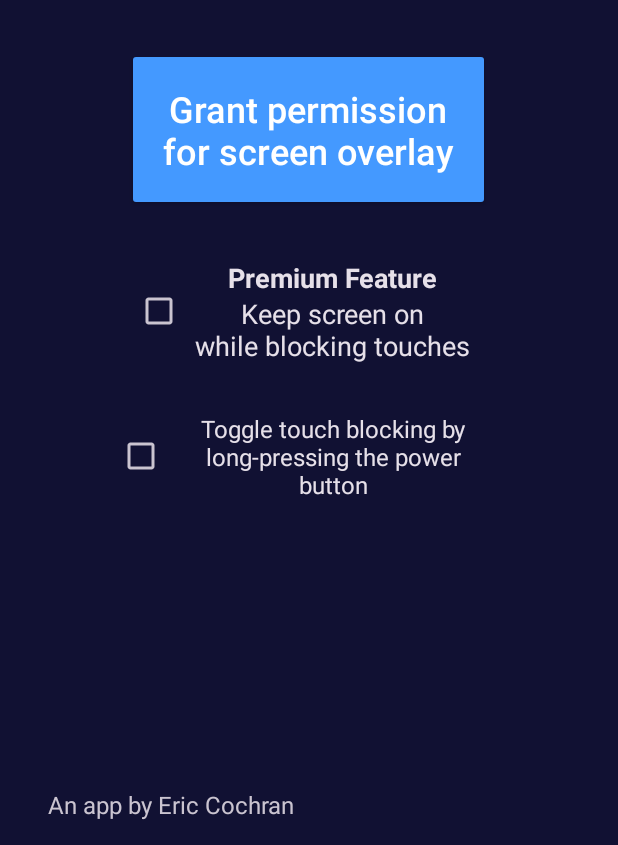
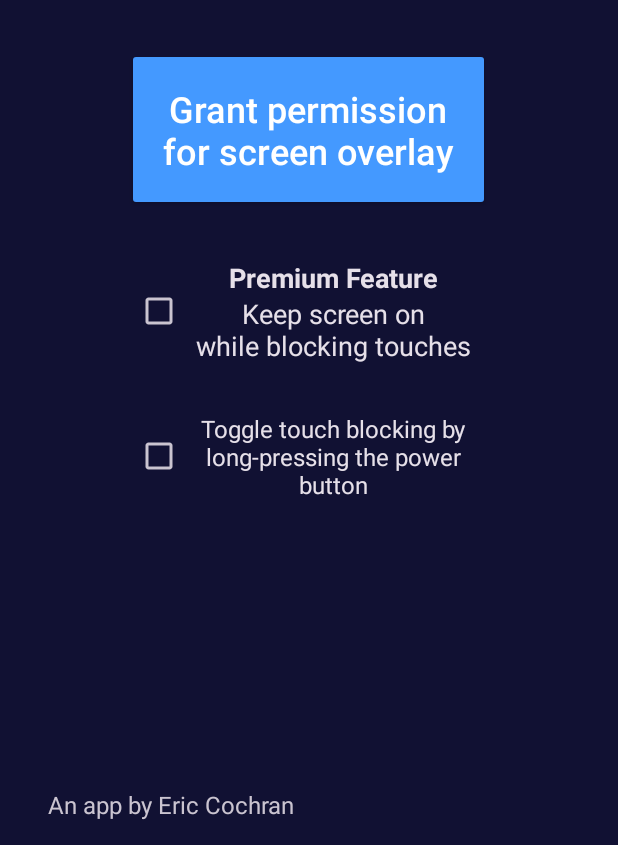
Before and after one commit to NightlyNexus/TouchBlocker, an Android app: the screen it shows after launch (LauncherActivity), on a phone screen of 412 x 824 dp, the part 391-1236 px from its top. Run offline under Robolectric (Android 15) with nearby library versions, the phone set to English and light mode, and no system bars; 4 statements that could not run were skipped.

Commit message:
Align check boxes.

```diff
--- a/app/src/main/res/layout/activity_launcher.xml
+++ b/app/src/main/res/layout/activity_launcher.xml
@@ -59,9 +59,10 @@
 
         <CheckBox
             android:id="@+id/keep_screen_on"
-            android:layout_width="wrap_content"
+            android:layout_width="match_parent"
             android:layout_height="wrap_content"
             android:layout_gravity="center_horizontal"
+            android:layout_marginHorizontal="12dp"
             android:layout_marginBottom="32dp"
             android:gravity="center"
             android:paddingHorizontal="8dp"
@@ -70,9 +71,10 @@
 
         <com.nightlynexus.touchblocker.NontoggleableCheckBox
             android:id="@+id/enable_assistant"
-            android:layout_width="wrap_content"
+            android:layout_width="match_parent"
             android:layout_height="wrap_content"
             android:layout_gravity="center_horizontal"
+            android:layout_marginHorizontal="12dp"
             android:gravity="center"
             android:paddingHorizontal="8dp"
             android:text="@string/enable_assistant"
```
